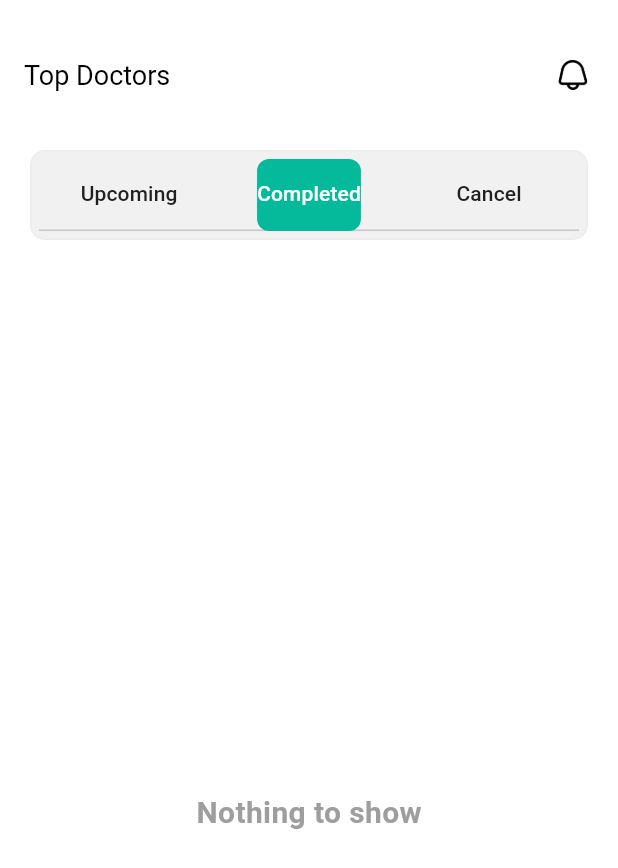
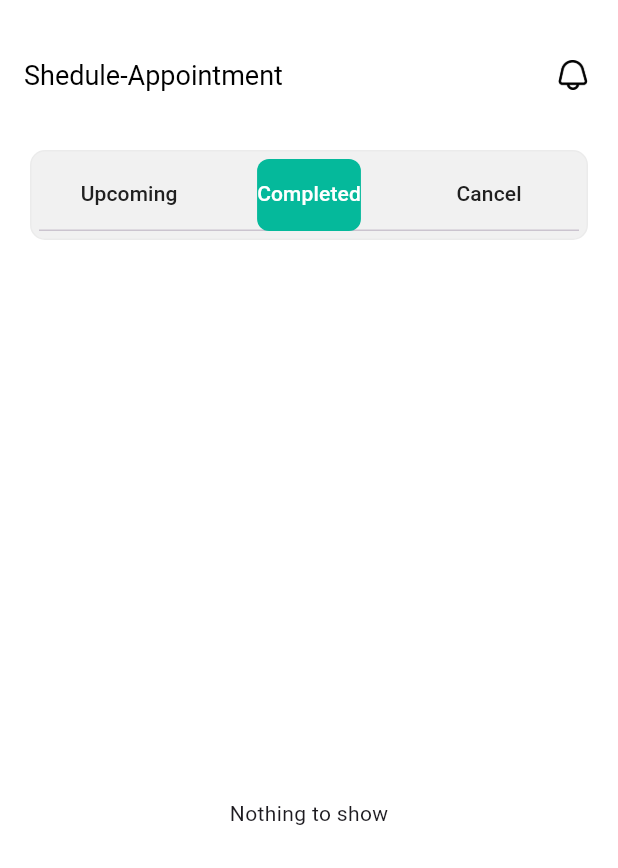
Before and after one commit to Vanminh2002/heart, a Flutter app: the Shedule_Screen screen opened directly, tab 2 chosen, on a phone screen of 412 x 824 dp. Shown: the top 868 px of the screen. Run offline on Flutter 3.47's test engine with Material 3 defaults, Android fonts, the phone set to English and light mode, and no system bars; our stand-ins replace animated_bottom_navigation_bar, equatable, font_awesome_flutter, page_transition, shared_preferences, smooth_page_indicator; accounts and stored records are empty; network calls fail.

Commit message:
book appointment

```diff
--- a/lib/models/appointment.dart
+++ b/lib/models/appointment.dart
@@ -6,16 +6,17 @@ class AppointmentRequest {
   final String time;
 
   AppointmentRequest({
-     this.id,
+    this.id,
     required this.patientId,
     required this.doctorId,
     required this.date,
     required this.time,
   });
-  DateTime parseAppointmentDateTime(String date, String time) {
+
+  DateTime parseAppointmentDateTime() {
     return DateTime.parse("$date $time"); // "2025-02-15 14:30:00"
   }
-  // Chuyển từ JSON thành Object
+
   factory AppointmentRequest.fromJson(Map<String, dynamic> json) {
     return AppointmentRequest(
       id: json['id'],
@@ -26,15 +27,17 @@ class AppointmentRequest {
     );
   }
 
-  // Chuyển từ Object thành JSON
   Map<String, dynamic> toJson() {
-    return {
-      'id': id,
+    final Map<String, dynamic> data = {
       'patientId': patientId,
       'doctorId': doctorId,
       'date': date,
       'time': time,
     };
+    if (id != null) {
+      data['id'] = id;
+    }
+    return data;
   }
 }
 
@@ -58,9 +61,12 @@ class AppointmentResponse {
 
   factory AppointmentResponse.fromJson(Map<String, dynamic> json) {
     return AppointmentResponse(
-      id: json['id'],
-      appointmentTime: json['appointmentTime'],
-      status: AppointmentStatus.values.firstWhere((e) => e.toString() == 'AppointmentStatus.${json['status']}'),
+      id: json['data']['id'],
+      appointmentTime: json['data']['appointmentTime'] ?? '',
+      status: AppointmentStatus.values.firstWhere(
+            (e) => e.toString() == 'AppointmentStatus.${json['data']['status']}',
+        orElse: () => AppointmentStatus.pending,
+      ),
     );
   }
 
@@ -72,3 +78,49 @@ class AppointmentResponse {
     };
   }
 }
+
+class Appointment {
+  final int id;
+  final int doctorId; // 👈 Thêm doctorId để đồng bộ dữ liệu bác sĩ
+  final String doctorName;
+  final String date;
+  final String time;
+  final String status;
+
+  Appointment({
+    required this.id,
+    required this.doctorId,
+    required this.doctorName,
+    required this.date,
+    required this.time,
+    required this.status,
+  });
+// Thêm phương thức `copyWith`
+  Appointment copyWith({
+    int? id,
+    int? doctorId,
+    String? doctorName,
+    String? date,
+    String? time,
+    String? status,
+  }) {
+    return Appointment(
+      id: id ?? this.id,
+      doctorId: doctorId ?? this.doctorId,
+      doctorName: doctorName ?? this.doctorName,
+      date: date ?? this.date,
+      time: time ?? this.time,
+      status: status ?? this.status,
+    );
+  }
+  factory Appointment.fromJson(Map<String, dynamic> json) {
+    return Appointment(
+      id: json['id'] ?? 0,
+      doctorId: json['doctorId'] ?? 0, // 👈 Thêm doctorId từ API
+      doctorName: json['doctorName'] ?? "Unknown",
+      date: json['date'] ?? "N/A",
+      time: json['time'] ?? "N/A",
+      status: json['status'] ?? "PENDING",
+    );
+  }
+}
--- a/lib/models/common.dart
+++ b/lib/models/common.dart
@@ -5,6 +5,6 @@ class Common{
   // 192.174.5.135
 
   // 192.174.5.120
-  static const String _domain = "http://192.168.240.1:8080/app";
+  static const String _domain = "http://192.168.1.3:8080/app";
   static String get domain=>_domain;
 }
--- a/lib/screens/user/view/message_screen.dart
+++ b/lib/screens/user/view/message_screen.dart
@@ -110,8 +110,8 @@ class _MessageScreenState extends State<MessageScreen>
                     Expanded(
                       child: TabBarView(controller: _tabController, children: const [
                         MessageTab(),
-                        SheduleTab1(),
-                        SheduleTab2(),
+                        SheduleTab1(appointments: [],),
+                        SheduleTab2(appointments: [],),
                       ]),
                     )
                   ],
--- a/lib/screens/user/view/shedule_screen.dart
+++ b/lib/screens/user/view/shedule_screen.dart
@@ -1,7 +1,12 @@
 import 'package:flutter/material.dart';
 import 'package:heart/screens/user/view/shedule_tab_1.dart';
 import 'package:heart/screens/user/view/shedule_tab_2.dart';
+import 'package:heart/services/patient_service.dart';
+import 'package:shared_preferences/shared_preferences.dart';
+import 'package:heart/services/appointment_service.dart';
+import 'package:heart/models/appointment.dart';
 
+import '../../../models/patient.dart';
 
 class Shedule_Screen extends StatefulWidget {
   const Shedule_Screen({super.key});
@@ -13,11 +18,91 @@ class Shedule_Screen extends StatefulWidget {
 class _Shedule_ScreenState extends State<Shedule_Screen>
     with TickerProviderStateMixin {
   late TabController _tabController;
+  List<Appointment> appointments = [];
+  List<Appointment> upcomingAppointments = [];
+  List<Appointment> completedAppointments = [];
+  List<Appointment> cancelledAppointments = [];
+  int? patientId;
 
   @override
   void initState() {
     super.initState();
     _tabController = TabController(length: 3, vsync: this);
+    _initializePatientData();
+  }
+
+  Future<void> fetchAndSavePatient() async {
+    try {
+      Patient patient = await PatientService().getPatientInfo();
+      final prefs = await SharedPreferences.getInstance();
+      await prefs.setInt("patientId", patient.id);
+
+      print("✅ Đã lấy và lưu patientId: ${patient.id}");
+    } catch (e) {
+      print("❌ Lỗi khi lấy thông tin bệnh nhân: $e");
+    }
+  }
+
+  Future<void> _initializePatientData() async {
+    final prefs = await SharedPreferences.getInstance();
+    int? storedPatientId = prefs.getInt("patientId");
+    String? token = prefs.getString("token");
+
+    print("🔍 Checking stored data in Schedule_Screen...");
+    print("✅ Stored patientId: $storedPatientId");
+    print("✅ Stored token: $token");
+
+    if (storedPatientId != null && token != null) {
+      setState(() => patientId = storedPatientId);
+      _fetchAppointments(storedPatientId, token);
+    } else {
+      print("❗ patientId or token is null, trying to fetch from API...");
+
+      await fetchAndSavePatient();
+      storedPatientId = prefs.getInt("patientId");
+      token = prefs.getString("token");
+
+      if (storedPatientId != null && token != null) {
+        setState(() => patientId = storedPatientId);
+        _fetchAppointments(storedPatientId, token);
+      } else {
+        print("❗ Still null after retry");
+      }
+    }
+  }
+
+  Future<void> _fetchAppointments(int patientId, String token) async {
+    print("📡 Fetching appointments for patientId: $patientId");
+
+    try {
+      List<Appointment> fetchedAppointments =
+      await AppointmentService.fetchAppointments(patientId, token);
+
+      print("📥 Fetched appointments: ${fetchedAppointments.length}");
+
+      List<Appointment> upcoming = [];
+      List<Appointment> completed = [];
+      List<Appointment> cancelled = [];
+
+      for (var appointment in fetchedAppointments) {
+        if (appointment.status == "PENDING") {
+          upcoming.add(appointment);
+        } else if (appointment.status == "COMPLETED") {
+          completed.add(appointment);
+        } else if (appointment.status == "CANCELLED") {
+          cancelled.add(appointment);
+        }
+      }
+
+      setState(() {
+        appointments = fetchedAppointments;
+        upcomingAppointments = upcoming;
+        completedAppointments = completed;
+        cancelledAppointments = cancelled;
+      });
+    } catch (e) {
+      print("❌ Error fetching appointments: $e");
+    }
   }
 
   @override
@@ -31,8 +116,8 @@ class _Shedule_ScreenState extends State<Shedule_Screen>
     return Scaffold(
       backgroundColor: Colors.white,
       appBar: AppBar(
-        title: Text(
-          "Top Doctors",
+        title: const Text(
+          "Shedule-Appointment",
           style: TextStyle(color: Colors.black, fontSize: 18),
         ),
         centerTitle: false,
@@ -47,16 +132,17 @@ class _Shedule_ScreenState extends State<Shedule_Screen>
               decoration: const BoxDecoration(
                 image: DecorationImage(
                   image: AssetImage("assets/icons/bell.png"),
-              )),
+                ),
+              ),
             ),
           ),
         ],
         backgroundColor: Colors.white,
       ),
       body: SingleChildScrollView(
-        physics: NeverScrollableScrollPhysics(),
+        physics: const NeverScrollableScrollPhysics(),
         child: Padding(
-          padding: const EdgeInsets.symmetric(horizontal: 00),
+          padding: const EdgeInsets.symmetric(horizontal: 0),
           child: Column(
             children: [
               Container(
@@ -66,39 +152,33 @@ class _Shedule_ScreenState extends State<Shedule_Screen>
                     Padding(
                       padding: const EdgeInsets.symmetric(horizontal: 20),
                       child: Container(
-                        // height: 50,
                         width: MediaQuery.of(context).size.height,
                         decoration: BoxDecoration(
                           border: Border.all(
-                              color: Color.fromARGB(255, 235, 235, 235)),
-                          color: Color.fromARGB(255, 241, 241, 241),
+                              color: const Color.fromARGB(255, 235, 235, 235)),
+                          color: const Color.fromARGB(255, 241, 241, 241),
                           borderRadius: BorderRadius.circular(10),
                         ),
                         child: Column(
                           children: [
                             Padding(
-                              padding: EdgeInsets.all(5),
+                              padding: const EdgeInsets.all(5),
                               child: TabBar(
                                 indicator: BoxDecoration(
-                                  color: Color.fromARGB(255, 5, 185, 155),
+                                  color: const Color.fromARGB(255, 5, 185, 155),
                                   borderRadius: BorderRadius.circular(8),
                                 ),
                                 indicatorColor:
                                 const Color.fromARGB(255, 241, 241, 241),
                                 unselectedLabelColor:
                                 const Color.fromARGB(255, 32, 32, 32),
-                                labelColor: Color.fromARGB(255, 255, 255, 255),
+                                labelColor:
+                                const Color.fromARGB(255, 255, 255, 255),
                                 controller: _tabController,
                                 tabs: const [
-                                  Tab(
-                                    text: "Upcoming",
-                                  ),
-                                  Tab(
-                                    text: "Completed",
-                                  ),
-                                  Tab(
-                                    text: "Cancel",
-                                  ),
+                                  Tab(text: "Upcoming"),
+                                  Tab(text: "Completed"),
+                                  Tab(text: "Cancel"),
                                 ],
                               ),
                             ),
@@ -109,11 +189,13 @@ class _Shedule_ScreenState extends State<Shedule_Screen>
                     Expanded(
                       child: TabBarView(
                         controller: _tabController,
-                            children: const [
-                          SheduleTab1(),
-                          SheduleTab2(),
-                          SheduleTab2(),
-                        ]))
+                        children: [
+                          SheduleTab1(appointments: upcomingAppointments),
+                          SheduleTab2(appointments: completedAppointments),
+                          SheduleTab2(appointments: cancelledAppointments),
+                        ],
+                      ),
+                    )
                   ],
                 ),
               ),
--- a/lib/screens/user/view/shedule_tab_2.dart
+++ b/lib/screens/user/view/shedule_tab_2.dart
@@ -1,22 +1,43 @@
 import 'package:flutter/material.dart';
+
+import '../../../models/appointment.dart';
+import '../widgets/shedule_card.dart';
+
 class SheduleTab2 extends StatelessWidget {
-  const SheduleTab2({super.key});
+  final List<Appointment> appointments;
+
+  const SheduleTab2({super.key, required this.appointments});
 
   @override
   Widget build(BuildContext context) {
+    print("🖥️ SheduleTab2 - Appointments Count: ${appointments.length}");
+
+    if (appointments.isEmpty) {
+      return Center(child: Text("Nothing to show"));
+    }
+
     return Scaffold(
       backgroundColor: Colors.white,
-      body: Column(mainAxisAlignment: MainAxisAlignment.center, children: [
-        Center(
-          child: Text(
-            "Nothing to show",
-            style: TextStyle(
-                fontSize: 20,
-                fontWeight: FontWeight.bold,
-                color: Colors.grey),
-          ),
-        )
-      ]),
+      body: appointments.isEmpty
+          ? Center(child: Text("No upcoming appointments"))
+          : ListView.builder(
+              itemCount: appointments.length,
+              itemBuilder: (context, index) {
+                final appointment = appointments[index];
+                print(
+                    "📝 Showing appointment: ${appointment.doctorName}, ${appointment.date}");
+
+                return SheduleCart(
+                  confirmation: appointment.status ?? "Pending",
+                  mainText: appointment.doctorName ?? "Unknown Doctor",
+                  subText: "No Specialty",
+                  date: appointment.date,
+                  time: appointment.time,
+                  image: "assets/icons/male-doctor.png",
+                  appointments: appointment,
+                );
+              },
+            ),
     );
   }
 }
```
Also changed, not shown: lib/screens/user/view/appointment_screen.dart (+19 -6 lines), lib/screens/user/view/reschedule_screen.dart (added, +158 -0 lines), lib/screens/user/view/shedule_tab_1.dart (+25 -25 lines), lib/screens/user/widgets/shedule_card.dart (+16 -8 lines), lib/services/appointment_service.dart (+86 -4 lines), lib/services/patient_service.dart (+75 -12 lines). Lines whose indentation alone changed are shown as unchanged.
